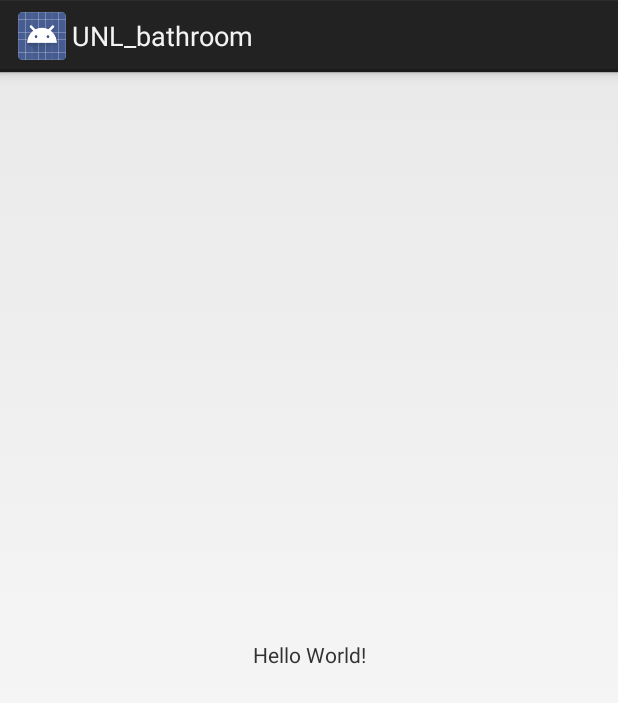
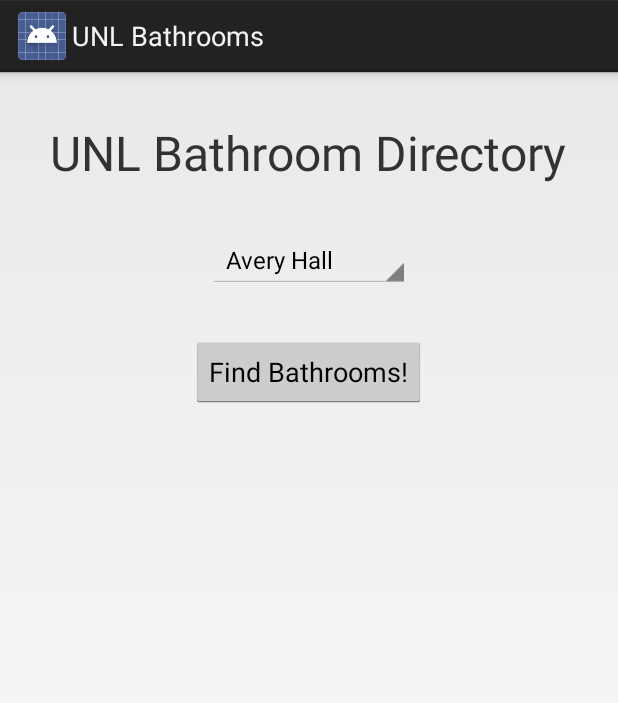
Before and after one commit to wilsonmichaelunl/CSCE361, an Android app: the screen it shows after launch (MainActivity), on a phone screen of 412 x 824 dp. Shown: the top 703 px of the screen. Run offline under Robolectric (Android 15) with nearby library versions, the phone set to English and light mode, and no system bars.

Commit message:
Added spinner and some buildings

```diff
--- /dev/null
+++ b/app/src/main/java/com/carlscrate/unl_bathroom/BathroomExpert.java
@@ -0,0 +1,8 @@
+package com.carlscrate.unl_bathroom;
+
+/**
+ * Created by michael on 1/14/18.
+ */
+
+public class BathroomExpert {
+}
--- a/app/src/main/java/com/carlscrate/unl_bathroom/MainActivity.java
+++ b/app/src/main/java/com/carlscrate/unl_bathroom/MainActivity.java
@@ -2,12 +2,26 @@ package com.carlscrate.unl_bathroom;
 
 import android.app.Activity;
 import android.os.Bundle;
+import android.view.View;
+import android.widget.Spinner;
+import android.widget.TextView;
+
+import java.util.List;
 
 public class MainActivity extends Activity {
+    private BathroomExpert expert = new BathroomExpert();
 
     @Override
     protected void onCreate(Bundle savedInstanceState) {
         super.onCreate(savedInstanceState);
         setContentView(R.layout.activity_main);
     }
+
+    //Called when the button gets clicked
+    public void onClickFindBathroom(View view){
+        //Get a reference to the Spinner
+        Spinner building = (Spinner) findViewById(R.id.building);
+        //Get the selected item in the Spinner
+        String buildingName = String.valueOf(building.getSelectedItem());
+    }
 }
--- a/app/src/main/res/layout/activity_main.xml
+++ b/app/src/main/res/layout/activity_main.xml
@@ -1,19 +1,38 @@
 <?xml version="1.0" encoding="utf-8"?>
-<android.support.constraint.ConstraintLayout
+<LinearLayout
     xmlns:android="http://schemas.android.com/apk/res/android"
-    xmlns:app="http://schemas.android.com/apk/res-auto"
     xmlns:tools="http://schemas.android.com/tools"
     android:layout_width="match_parent"
     android:layout_height="match_parent"
+    android:padding="16dp"
+    android:orientation="vertical"
     tools:context="com.carlscrate.unl_bathroom.MainActivity">
 
     <TextView
+        android:id="@+id/title"
         android:layout_width="wrap_content"
         android:layout_height="wrap_content"
-        android:text="Hello World!"
-        app:layout_constraintBottom_toBottomOf="parent"
-        app:layout_constraintLeft_toLeftOf="parent"
-        app:layout_constraintRight_toRightOf="parent"
-        app:layout_constraintTop_toTopOf="parent"/>
+        android:layout_gravity="center"
+        android:layout_margin="16dp"
+        android:textSize="32sp"
+        android:text="@string/title" />
 
-</android.support.constraint.ConstraintLayout>
+    <Spinner
+        android:id="@+id/building"
+        android:layout_width="wrap_content"
+        android:layout_height="wrap_content"
+        android:layout_marginTop="40dp"
+        android:layout_gravity="center"
+        android:layout_margin="16dp"
+        android:entries="@array/unl_buildings"/>
+
+    <Button
+        android:id="@+id/find_bathroom"
+        android:layout_width="wrap_content"
+        android:layout_height="wrap_content"
+        android:layout_gravity="center"
+        android:layout_margin="16dp"
+        android:text="@string/find_bathrooms"
+        android:onClick="onClickFindBathroom"/>
+
+</LinearLayout>
--- a/app/src/main/res/values/strings.xml
+++ b/app/src/main/res/values/strings.xml
@@ -1,3 +1,10 @@
 <resources>
-    <string name="app_name">UNL_bathroom</string>
+    <string name="app_name">UNL Bathrooms</string>
+    <string name="title">UNL Bathroom Directory</string>
+    <string name="find_bathrooms">Find Bathrooms!</string>
+    <string-array name="unl_buildings">
+        <item>Avery Hall</item>
+        <item>Burnett Hall</item>
+        <item>Oldfather Hall</item>
+    </string-array>
 </resources>
```
